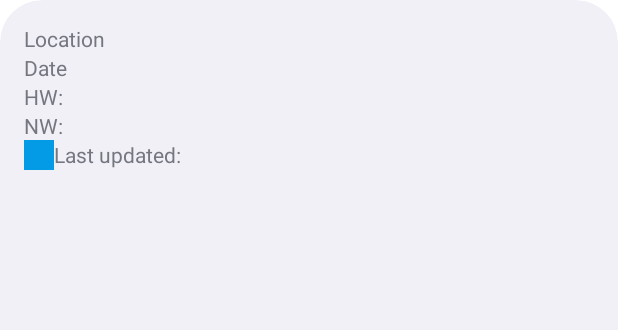
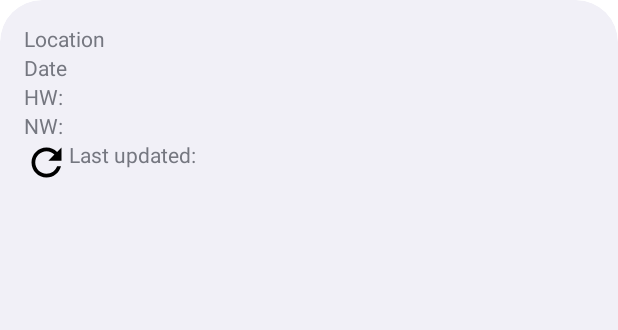
Before and after one commit to davidaugustat/WattpaddlerWidget, an Android app: the layout main_widget.xml on its own in the app's theme, with its tools: preview values and no code run, on a phone screen of 412 x 824 dp. Shown: the top 330 px of the screen. Run offline under Robolectric (Android 15) with nearby library versions, the phone set to English and light mode, and no system bars; network calls fail.

Commit message:
Refresh icon

```diff
--- /dev/null
+++ b/app/src/main/res/drawable/ic_refresh.xml
@@ -0,0 +1,5 @@
+<vector android:height="24dp" android:tint="#000000"
+    android:viewportHeight="24" android:viewportWidth="24"
+    android:width="24dp" xmlns:android="http://schemas.android.com/apk/res/android">
+    <path android:fillColor="@android:color/white" android:pathData="M17.65,6.35C16.2,4.9 14.21,4 12,4c-4.42,0 -7.99,3.58 -7.99,8s3.57,8 7.99,8c3.73,0 6.84,-2.55 7.73,-6h-2.08c-0.82,2.33 -3.04,4 -5.65,4 -3.31,0 -6,-2.69 -6,-6s2.69,-6 6,-6c1.66,0 3.14,0.69 4.22,1.78L13,11h7V4l-2.35,2.35z"/>
+</vector>
--- a/app/src/main/res/layout/main_widget.xml
+++ b/app/src/main/res/layout/main_widget.xml
@@ -34,10 +34,10 @@
 
     <ImageView
         android:id="@+id/buttonUpdate"
-        android:layout_width="20dp"
-        android:layout_height="20dp"
+        android:layout_width="30dp"
+        android:layout_height="30dp"
         android:layout_below="@+id/textViewLowTide"
-        android:src="@color/light_blue_600" />
+        android:src="@drawable/ic_refresh" />
 
     <TextView
         android:id="@+id/textViewLastUpdated"
```
